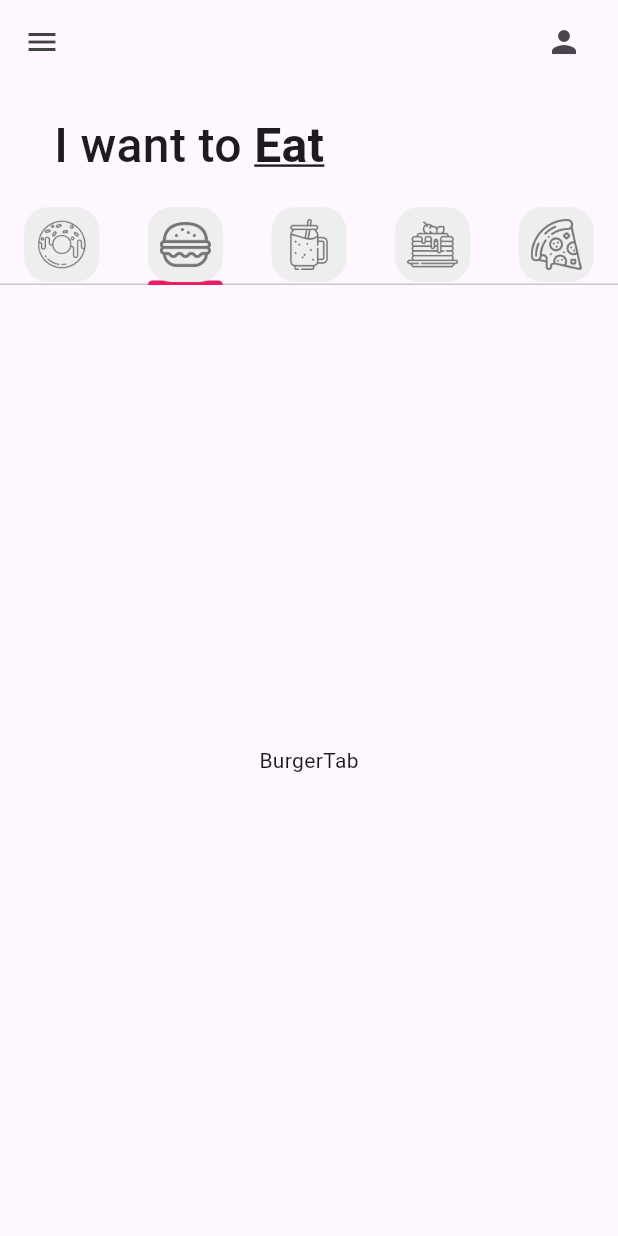
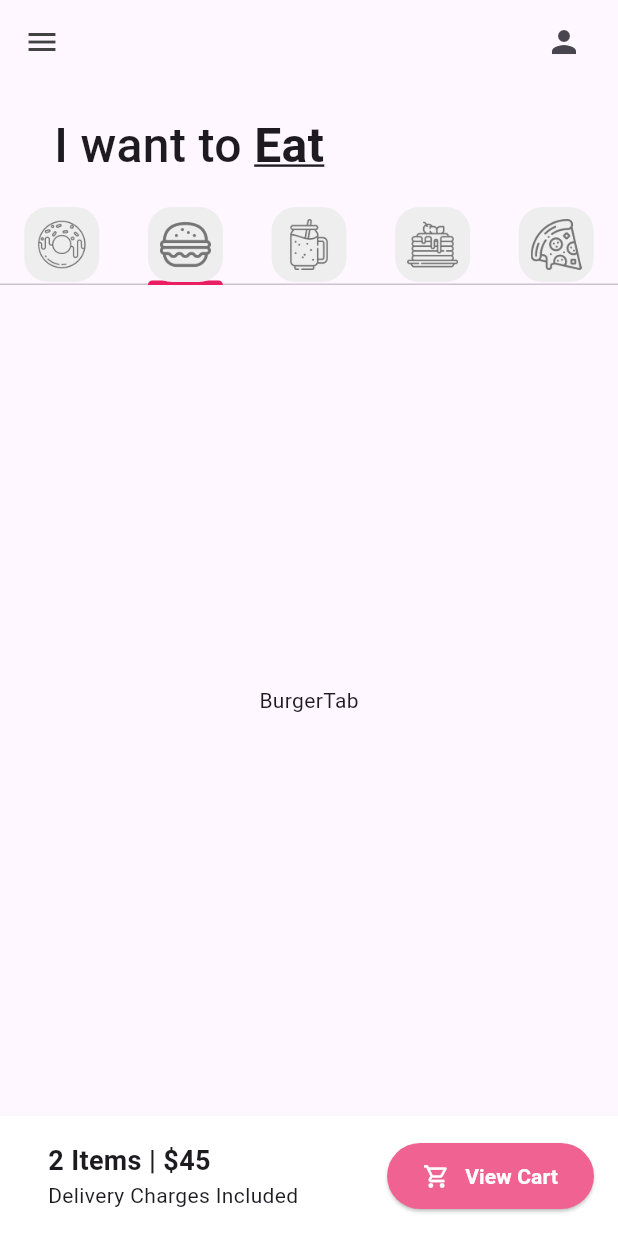
Before and after one commit to JJJEEEz/donut_app_2c_perez, a Flutter app: the screen it shows after launch, tab 2 chosen, on a phone screen of 412 x 824 dp. Run offline on Flutter 3.47's test engine with Material 3 defaults, Android fonts, the light colour scheme and no system bars.

Commit message:
UI finished

```diff
--- a/lib/pages/home_page.dart
+++ b/lib/pages/home_page.dart
@@ -75,8 +75,56 @@ class _HomePageState extends State<HomePage> {
                 PancakesTab(),
                 PizzaTab()
               ]),
+            ),
+            //Carrito (cart)
+            Container(
+              color: Colors.white,
+              padding: EdgeInsets.symmetric(horizontal: 16, vertical: 1),
+              child: Row(
+                //Esto alinea los elementos a los extr
+                mainAxisAlignment: MainAxisAlignment.spaceBetween,
+                children: [
+                  const Padding(
+                    padding: EdgeInsets.all(16.0),
+                    child: Column(
+                      //Alinear horizontalmente una columna
+                      crossAxisAlignment: CrossAxisAlignment.start,
+                      children: [
+                        Text(
+                          "2 Items | \$45",
+                          style: TextStyle(
+                            fontSize: 18,
+                            fontWeight: FontWeight.bold,
+                          ),
+                        ),
+                        Text("Delivery Charges Included"),
+                      ],
+                    ),
+                  ),
+                  ElevatedButton(
+                      onPressed: () {},
+                      style: ElevatedButton.styleFrom(
+                          backgroundColor: Colors.pink[300],
+                          padding: const EdgeInsets.symmetric(
+                              horizontal: 24, vertical: 12)),
+                      child: const Row(
+                        children: [
+                          Icon(
+                            Icons.shopping_cart_outlined,
+                            color: Colors.white,
+                          ),
+                          SizedBox(width: 10),
+                          Text(
+                            "View Cart",
+                            style: TextStyle(
+                                color: Colors.white,
+                                fontWeight: FontWeight.bold),
+                          ),
+                        ],
+                      ))
+                ],
+              ),
             )
-            //Carrito (cart)
           ],
         ),
       ),
```
